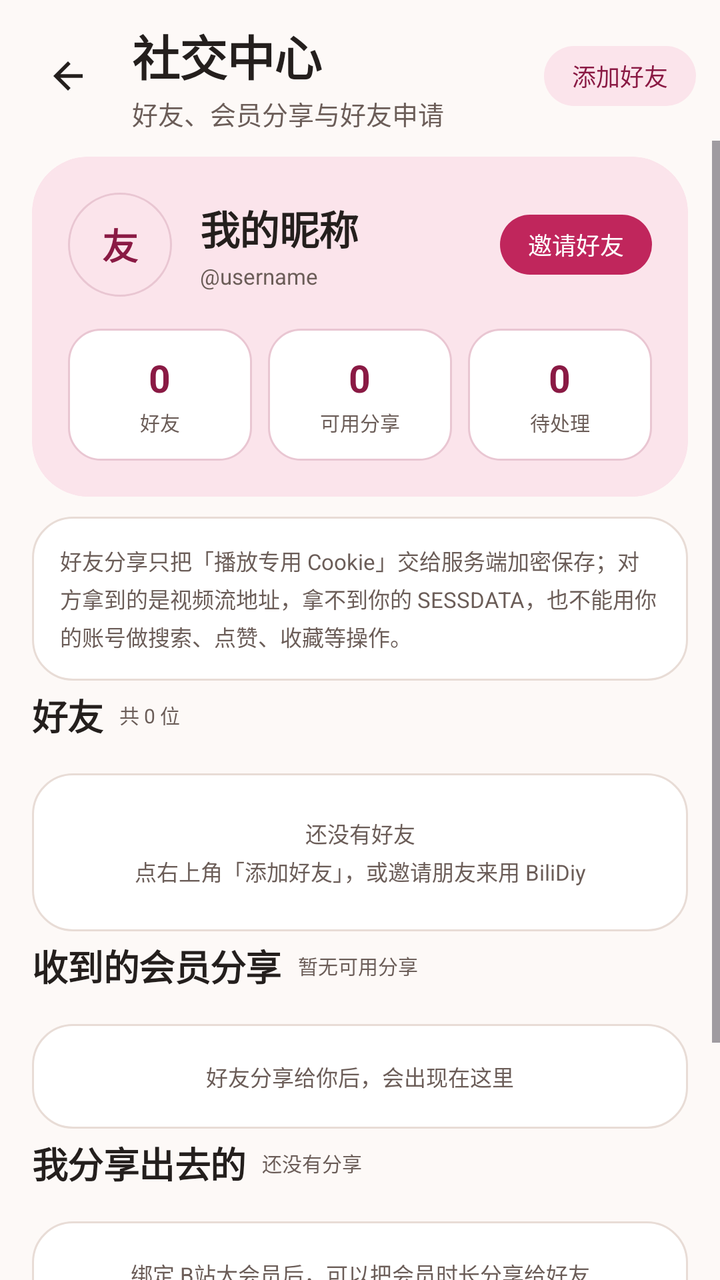
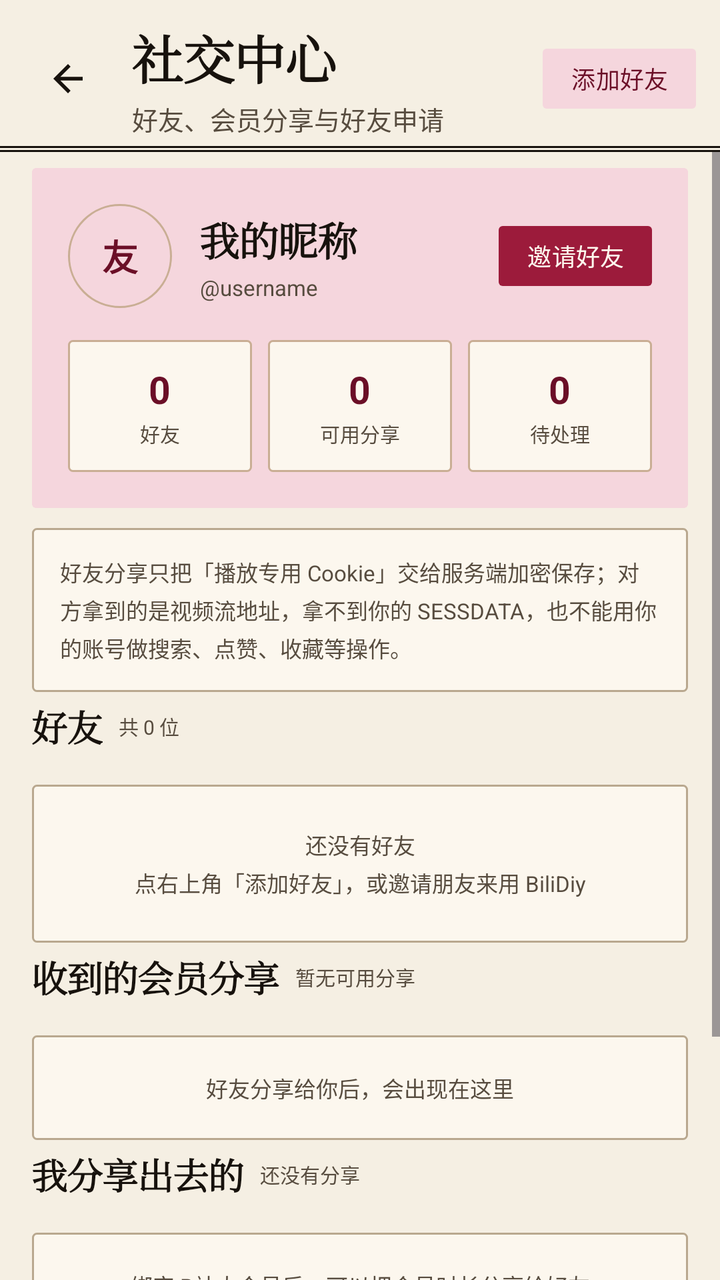

An Android layout rendered at two revisions. The XML below is the earlier revision; the diff shows what the commit changed to produce the second picture.
<!-- AndroidManifest.xml: application theme Theme.BiliDiy -->
<!-- res/layout/activity_friends.xml -->
<?xml version="1.0" encoding="utf-8"?>
<LinearLayout xmlns:android="http://schemas.android.com/apk/res/android"
    xmlns:app="http://schemas.android.com/apk/res-auto"
    android:id="@+id/pageRoot"
    android:layout_width="match_parent"
    android:layout_height="match_parent"
    android:background="@color/bg"
    android:orientation="vertical">

    <LinearLayout
        android:layout_width="match_parent"
        android:layout_height="wrap_content"
        android:gravity="center_vertical"
        android:orientation="horizontal"
        android:paddingStart="10dp"
        android:paddingTop="10dp"
        android:paddingEnd="12dp"
        android:paddingBottom="4dp">

        <com.google.android.material.button.MaterialButton
            android:id="@+id/btnBack"
            style="@style/Widget.BiliDiy.IconButton.Ghost"
            android:layout_width="48dp"
            android:layout_height="48dp"
            android:contentDescription="返回"
            app:icon="@drawable/ic_arrow_back"
            app:iconSize="22dp" />

        <LinearLayout
            android:layout_width="0dp"
            android:layout_height="wrap_content"
            android:layout_marginStart="8dp"
            android:layout_weight="1"
            android:orientation="vertical">

            <TextView
                android:layout_width="wrap_content"
                android:layout_height="wrap_content"
                android:text="社交中心"
                android:textAppearance="@style/TextAppearance.BiliDiy.Headline" />

            <TextView
                android:id="@+id/tvSocialSubtitle"
                android:layout_width="wrap_content"
                android:layout_height="wrap_content"
                android:layout_marginTop="2dp"
                android:text="好友、会员分享与好友申请"
                android:textAppearance="@style/TextAppearance.BiliDiy.BodySmall" />
        </LinearLayout>

        <com.google.android.material.button.MaterialButton
            android:id="@+id/btnAddFriend"
            style="@style/Widget.BiliDiy.Button.Tonal"
            android:layout_width="wrap_content"
            android:layout_height="38dp"
            android:minWidth="0dp"
            android:paddingStart="14dp"
            android:paddingEnd="14dp"
            android:text="添加好友"
            android:textSize="12sp" />
    </LinearLayout>

    <ScrollView
        android:layout_width="match_parent"
        android:layout_height="0dp"
        android:layout_weight="1"
        android:overScrollMode="never">

        <LinearLayout
            android:id="@+id/content"
            android:layout_width="match_parent"
            android:layout_height="wrap_content"
            android:orientation="vertical"
            android:paddingStart="16dp"
            android:paddingTop="8dp"
            android:paddingEnd="16dp"
            android:paddingBottom="28dp">

            <com.google.android.material.card.MaterialCardView
                style="@style/Widget.BiliDiy.Card.Tonal"
                android:layout_width="match_parent"
                android:layout_height="wrap_content"
                app:cardCornerRadius="28dp">

                <LinearLayout
                    android:layout_width="match_parent"
                    android:layout_height="wrap_content"
                    android:orientation="vertical"
                    android:padding="18dp">

                    <LinearLayout
                        android:layout_width="match_parent"
                        android:layout_height="wrap_content"
                        android:gravity="center_vertical"
                        android:orientation="horizontal">

                        <TextView
                            android:id="@+id/tvMyAvatar"
                            android:layout_width="52dp"
                            android:layout_height="52dp"
                            android:background="@drawable/bg_avatar_pink"
                            android:gravity="center"
                            android:text="友"
                            android:textColor="@color/pinkDeep"
                            android:textSize="18sp"
                            android:textStyle="bold" />

                        <LinearLayout
                            android:layout_width="0dp"
                            android:layout_height="wrap_content"
                            android:layout_marginStart="14dp"
                            android:layout_weight="1"
                            android:orientation="vertical">

                            <TextView
                                android:id="@+id/tvMyName"
                                android:layout_width="wrap_content"
                                android:layout_height="wrap_content"
                                android:text="我的昵称"
                                android:textAppearance="@style/TextAppearance.BiliDiy.Headline"
                                android:textSize="20sp" />

                            <TextView
                                android:id="@+id/tvMyHandle"
                                android:layout_width="wrap_content"
                                android:layout_height="wrap_content"
                                android:layout_marginTop="2dp"
                                android:text="@username"
                                android:textColor="@color/textSecondary"
                                android:textSize="11sp" />
                        </LinearLayout>

                        <com.google.android.material.button.MaterialButton
                            android:id="@+id/btnInvite"
                            style="@style/Widget.BiliDiy.Button"
                            android:layout_width="wrap_content"
                            android:layout_height="38dp"
                            android:minWidth="0dp"
                            android:paddingStart="14dp"
                            android:paddingEnd="14dp"
                            android:text="邀请好友"
                            android:textSize="12sp" />
                    </LinearLayout>

                    <LinearLayout
                        android:layout_width="match_parent"
                        android:layout_height="66dp"
                        android:layout_marginTop="16dp"
                        android:orientation="horizontal">

                        <LinearLayout
                            android:layout_width="0dp"
                            android:layout_height="match_parent"
                            android:layout_weight="1"
                            android:background="@drawable/bg_action_ghost"
                            android:gravity="center"
                            android:orientation="vertical">

                            <TextView
                                android:id="@+id/tvStatFriends"
                                android:layout_width="wrap_content"
                                android:layout_height="wrap_content"
                                android:text="0"
                                android:textColor="@color/pinkDeep"
                                android:textSize="19sp"
                                android:textStyle="bold" />

                            <TextView
                                android:layout_width="wrap_content"
                                android:layout_height="wrap_content"
                                android:layout_marginTop="2dp"
                                android:text="好友"
                                android:textColor="@color/textSecondary"
                                android:textSize="10sp" />
                        </LinearLayout>

                        <LinearLayout
                            android:layout_width="0dp"
                            android:layout_height="match_parent"
                            android:layout_marginStart="8dp"
                            android:layout_weight="1"
                            android:background="@drawable/bg_action_ghost"
                            android:gravity="center"
                            android:orientation="vertical">

                            <TextView
                                android:id="@+id/tvStatShares"
                                android:layout_width="wrap_content"
                                android:layout_height="wrap_content"
                                android:text="0"
                                android:textColor="@color/pinkDeep"
                                android:textSize="19sp"
                                android:textStyle="bold" />

                            <TextView
                                android:layout_width="wrap_content"
                                android:layout_height="wrap_content"
                                android:layout_marginTop="2dp"
                                android:text="可用分享"
                                android:textColor="@color/textSecondary"
                                android:textSize="10sp" />
                        </LinearLayout>

                        <LinearLayout
                            android:layout_width="0dp"
                            android:layout_height="match_parent"
                            android:layout_marginStart="8dp"
                            android:layout_weight="1"
                            android:background="@drawable/bg_action_ghost"
                            android:gravity="center"
                            android:orientation="vertical">

                            <TextView
                                android:id="@+id/tvStatPending"
                                android:layout_width="wrap_content"
                                android:layout_height="wrap_content"
                                android:text="0"
                                android:textColor="@color/pinkDeep"
                                android:textSize="19sp"
                                android:textStyle="bold" />

                            <TextView
                                android:layout_width="wrap_content"
                                android:layout_height="wrap_content"
                                android:layout_marginTop="2dp"
                                android:text="待处理"
                                android:textColor="@color/textSecondary"
                                android:textSize="10sp" />
                        </LinearLayout>
                    </LinearLayout>
                </LinearLayout>
            </com.google.android.material.card.MaterialCardView>

            <TextView
                android:layout_width="match_parent"
                android:layout_height="wrap_content"
                android:layout_marginTop="10dp"
                android:background="@drawable/bg_social_row"
                android:lineSpacingExtra="3dp"
                android:padding="14dp"
                android:text="好友分享只把「播放专用 Cookie」交给服务端加密保存；对方拿到的是视频流地址，拿不到你的 SESSDATA，也不能用你的账号做搜索、点赞、收藏等操作。"
                android:textColor="@color/textSecondary"
                android:textSize="11sp" />

            <LinearLayout
                android:layout_width="match_parent"
                android:layout_height="wrap_content"
                android:layout_marginTop="4dp"
                android:gravity="center_vertical"
                android:orientation="horizontal">

                <TextView
                    android:layout_width="wrap_content"
                    android:layout_height="wrap_content"
                    android:text="好友"
                    android:textAppearance="@style/TextAppearance.BiliDiy.Headline"
                    android:textSize="18sp" />

                <TextView
                    android:id="@+id/tvFriendCount"
                    android:layout_width="0dp"
                    android:layout_height="wrap_content"
                    android:layout_marginStart="8dp"
                    android:layout_weight="1"
                    android:text="共 0 位"
                    android:textColor="@color/textSecondary"
                    android:textSize="10sp" />
            </LinearLayout>

            <LinearLayout
                android:id="@+id/llFriends"
                android:layout_width="match_parent"
                android:layout_height="wrap_content"
                android:layout_marginTop="8dp"
                android:orientation="vertical" />

            <TextView
                android:id="@+id/tvFriendEmpty"
                android:layout_width="match_parent"
                android:layout_height="wrap_content"
                android:layout_marginTop="8dp"
                android:background="@drawable/bg_social_row"
                android:gravity="center"
                android:lineSpacingExtra="3dp"
                android:padding="22dp"
                android:text="还没有好友\n点右上角「添加好友」，或邀请朋友来用 BiliDiy"
                android:textColor="@color/textSecondary"
                android:textSize="11sp" />

            <LinearLayout
                android:layout_width="match_parent"
                android:layout_height="wrap_content"
                android:layout_marginTop="4dp"
                android:gravity="center_vertical"
                android:orientation="horizontal">

                <TextView
                    android:layout_width="wrap_content"
                    android:layout_height="wrap_content"
                    android:text="收到的会员分享"
                    android:textAppearance="@style/TextAppearance.BiliDiy.Headline"
                    android:textSize="18sp" />

                <TextView
                    android:id="@+id/tvIncomingCount"
                    android:layout_width="0dp"
                    android:layout_height="wrap_content"
                    android:layout_marginStart="8dp"
                    android:layout_weight="1"
                    android:text="暂无可用分享"
                    android:textColor="@color/textSecondary"
                    android:textSize="10sp" />
            </LinearLayout>

            <LinearLayout
                android:id="@+id/llIncoming"
                android:layout_width="match_parent"
                android:layout_height="wrap_content"
                android:layout_marginTop="8dp"
                android:orientation="vertical" />

            <TextView
                android:id="@+id/tvIncomingEmpty"
                android:layout_width="match_parent"
                android:layout_height="wrap_content"
                android:layout_marginTop="8dp"
                android:background="@drawable/bg_social_row"
                android:gravity="center"
                android:padding="18dp"
                android:text="好友分享给你后，会出现在这里"
                android:textColor="@color/textSecondary"
                android:textSize="11sp" />

            <LinearLayout
                android:layout_width="match_parent"
                android:layout_height="wrap_content"
                android:layout_marginTop="4dp"
                android:gravity="center_vertical"
                android:orientation="horizontal">

                <TextView
                    android:layout_width="wrap_content"
                    android:layout_height="wrap_content"
                    android:text="我分享出去的"
                    android:textAppearance="@style/TextAppearance.BiliDiy.Headline"
                    android:textSize="18sp" />

                <TextView
                    android:id="@+id/tvOutgoingCount"
                    android:layout_width="0dp"
                    android:layout_height="wrap_content"
                    android:layout_marginStart="8dp"
                    android:layout_weight="1"
                    android:text="还没有分享"
                    android:textColor="@color/textSecondary"
                    android:textSize="10sp" />
            </LinearLayout>

            <LinearLayout
                android:id="@+id/llOutgoing"
                android:layout_width="match_parent"
                android:layout_height="wrap_content"
                android:layout_marginTop="8dp"
                android:orientation="vertical" />

            <TextView
                android:id="@+id/tvOutgoingEmpty"
                android:layout_width="match_parent"
                android:layout_height="wrap_content"
                android:layout_marginTop="8dp"
                android:background="@drawable/bg_social_row"
                android:gravity="center"
                android:padding="18dp"
                android:text="绑定 B站大会员后，可以把会员时长分享给好友"
                android:textColor="@color/textSecondary"
                android:textSize="11sp" />

            <LinearLayout
                android:layout_width="match_parent"
                android:layout_height="wrap_content"
                android:layout_marginTop="4dp"
                android:gravity="center_vertical"
                android:orientation="horizontal">

                <TextView
                    android:layout_width="wrap_content"
                    android:layout_height="wrap_content"
                    android:text="好友申请"
                    android:textAppearance="@style/TextAppearance.BiliDiy.Headline"
                    android:textSize="18sp" />

                <TextView
                    android:id="@+id/tvRequestCount"
                    android:layout_width="0dp"
                    android:layout_height="wrap_content"
                    android:layout_marginStart="8dp"
                    android:layout_weight="1"
                    android:text="暂无申请"
                    android:textColor="@color/textSecondary"
                    android:textSize="10sp" />
            </LinearLayout>

            <LinearLayout
                android:id="@+id/llRequests"
                android:layout_width="match_parent"
                android:layout_height="wrap_content"
                android:layout_marginTop="8dp"
                android:orientation="vertical" />

            <TextView
                android:id="@+id/tvRequestEmpty"
                android:layout_width="match_parent"
                android:layout_height="wrap_content"
                android:layout_marginTop="8dp"
                android:background="@drawable/bg_social_row"
                android:gravity="center"
                android:padding="18dp"
                android:text="收到好友申请后会显示在这里"
                android:textColor="@color/textSecondary"
                android:textSize="11sp" />
        </LinearLayout>
    </ScrollView>
</LinearLayout>
<!-- resources referenced by this layout -->
<resources>
  <color name="bg">#FDF9F7</color>
  <color name="pinkDeep">@color/onPrimaryContainer</color>
  <color name="textSecondary">#6B5D58</color>
  <!-- drawable bg_action_ghost (drawable) -->
  <?xml version="1.0" encoding="utf-8"?>
  <shape xmlns:android="http://schemas.android.com/apk/res/android" android:shape="rectangle">
      <solid android:color="@color/surface" />
      <stroke android:width="1dp" android:color="@color/pinkBorder" />
      <corners android:radius="16dp" />
  </shape>
  <!-- drawable bg_social_row (drawable) -->
  <?xml version="1.0" encoding="utf-8"?>
  <shape xmlns:android="http://schemas.android.com/apk/res/android" android:shape="rectangle">
      <solid android:color="@color/surface" />
      <stroke android:width="1dp" android:color="@color/line" />
      <corners android:radius="20dp" />
  </shape>
  <style name="TextAppearance.BiliDiy.BodySmall">
          <item name="android:textSize">13sp</item>
          <item name="android:textColor">@color/textSecondary</item>
          <item name="android:lineSpacingMultiplier">1.15</item>
      </style>
  <style name="TextAppearance.BiliDiy.Headline">
          <item name="android:textSize">24sp</item>
          <item name="android:textStyle">bold</item>
          <item name="android:textColor">@color/textMain</item>
          <item name="android:letterSpacing">-0.01</item>
          <item name="android:lineSpacingMultiplier">1.1</item>
          <item name="android:includeFontPadding">false</item>
      </style>
  <style name="Widget.BiliDiy.Button" parent="Widget.Material3.Button">
          <item name="cornerRadius">@dimen/radius_pill</item>
          <item name="android:minHeight">@dimen/touch_target</item>
          <item name="android:textSize">15sp</item>
          <item name="android:textAllCaps">false</item>
          <item name="android:letterSpacing">0</item>
          <item name="android:textColor">@color/onPrimary</item>
          <item name="backgroundTint">@color/primary</item>
      </style>
  <style name="Widget.BiliDiy.Card.Tonal">
          <item name="cardBackgroundColor">@color/primaryContainer</item>
          <item name="strokeColor">@color/primaryContainer</item>
      </style>
  <style name="Widget.BiliDiy.IconButton.Ghost">
          <item name="backgroundTint">@android:color/transparent</item>
          <item name="iconTint">@color/textMain</item>
      </style>
  <color name="onPrimaryContainer">#8A1A44</color>
  <color name="surface">#FFFFFF</color>
  <color name="pinkBorder">#E9C6D2</color>
  <color name="pinkLight">@color/primaryContainer</color>
  <color name="line">#E8DCD6</color>
  <color name="textMain">#241F1D</color>
  <dimen name="radius_pill">999dp</dimen>
  <dimen name="touch_target">48dp</dimen>
  <color name="onPrimary">#FFFFFF</color>
  <color name="primary">#C0265C</color>
  <color name="primaryContainer">#FBE4EB</color>
  <color name="peach">#8A6A12</color>
  <color name="ok">#2E7D48</color>
  <color name="surfaceContainer">#F6EFEC</color>
  <color name="surfaceContainerHigh">#EFE5E1</color>
  <color name="bad">#C0392B</color>
  <!-- unchanged entries left out for length: 4 -->
</resources>

<!-- the commit's change to res/layout/activity_friends.xml (unified diff, before → after) -->
@@ -60,6 +60,10 @@
             android:textSize="12sp" />
     </LinearLayout>
 
+    <View
+        android:layout_width="match_parent"
+        android:layout_height="3dp"
+        android:background="@drawable/bg_rule_double" />
     <ScrollView
         android:layout_width="match_parent"
         android:layout_height="0dp"
@@ -80,7 +84,7 @@
                 style="@style/Widget.BiliDiy.Card.Tonal"
                 android:layout_width="match_parent"
                 android:layout_height="wrap_content"
-                app:cardCornerRadius="28dp">
+                app:cardCornerRadius="2dp">
 
                 <LinearLayout
                     android:layout_width="match_parent"
<!-- resource entries referenced after the edit -->
@@ -1,41 +1,60 @@
 <!-- resources referenced by this layout -->
 <resources>
-  <color name="bg">#FDF9F7</color>
+  <color name="bg">#F5EFE3</color>
   <color name="pinkDeep">@color/onPrimaryContainer</color>
-  <color name="textSecondary">#6B5D58</color>
+  <color name="textSecondary">#574C3F</color>
   <!-- drawable bg_action_ghost (drawable) -->
   <?xml version="1.0" encoding="utf-8"?>
   <shape xmlns:android="http://schemas.android.com/apk/res/android" android:shape="rectangle">
       <solid android:color="@color/surface" />
       <stroke android:width="1dp" android:color="@color/pinkBorder" />
-      <corners android:radius="16dp" />
+      <corners android:radius="2dp" />
   </shape>
+  <!-- drawable bg_rule_double (drawable) -->
+  <?xml version="1.0" encoding="utf-8"?>
+  <layer-list xmlns:android="http://schemas.android.com/apk/res/android">
+      <item android:gravity="top">
+          <shape android:shape="rectangle">
+              <size android:height="1dp" />
+              <solid android:color="@color/textMain" />
+          </shape>
+      </item>
+      <item android:gravity="bottom">
+          <shape android:shape="rectangle">
+              <size android:height="1dp" />
+              <solid android:color="@color/textMain" />
+          </shape>
+      </item>
+  </layer-list>
   <!-- drawable bg_social_row (drawable) -->
   <?xml version="1.0" encoding="utf-8"?>
   <shape xmlns:android="http://schemas.android.com/apk/res/android" android:shape="rectangle">
       <solid android:color="@color/surface" />
       <stroke android:width="1dp" android:color="@color/line" />
-      <corners android:radius="20dp" />
+      <corners android:radius="2dp" />
   </shape>
   <style name="TextAppearance.BiliDiy.BodySmall">
+          <item name="android:fontFamily">sans-serif</item>
           <item name="android:textSize">13sp</item>
           <item name="android:textColor">@color/textSecondary</item>
-          <item name="android:lineSpacingMultiplier">1.15</item>
+          <item name="android:lineSpacingMultiplier">1.2</item>
       </style>
   <style name="TextAppearance.BiliDiy.Headline">
-          <item name="android:textSize">24sp</item>
+          <item name="android:fontFamily">serif</item>
+          <item name="android:textSize">26sp</item>
           <item name="android:textStyle">bold</item>
           <item name="android:textColor">@color/textMain</item>
-          <item name="android:letterSpacing">-0.01</item>
+          <item name="android:letterSpacing">-0.02</item>
           <item name="android:lineSpacingMultiplier">1.1</item>
           <item name="android:includeFontPadding">false</item>
       </style>
   <style name="Widget.BiliDiy.Button" parent="Widget.Material3.Button">
-          <item name="cornerRadius">@dimen/radius_pill</item>
+          <item name="cornerRadius">2dp</item>
           <item name="android:minHeight">@dimen/touch_target</item>
           <item name="android:textSize">15sp</item>
+          <item name="android:fontFamily">sans-serif</item>
           <item name="android:textAllCaps">false</item>
-          <item name="android:letterSpacing">0</item>
+          <item name="android:letterSpacing">0.01</item>
           <item name="android:textColor">@color/onPrimary</item>
           <item name="backgroundTint">@color/primary</item>
       </style>
@@ -47,22 +66,21 @@
           <item name="backgroundTint">@android:color/transparent</item>
           <item name="iconTint">@color/textMain</item>
       </style>
-  <color name="onPrimaryContainer">#8A1A44</color>
-  <color name="surface">#FFFFFF</color>
-  <color name="pinkBorder">#E9C6D2</color>
+  <color name="onPrimaryContainer">#6B0F27</color>
+  <color name="surface">#FCF7EE</color>
+  <color name="pinkBorder">#C9AE94</color>
   <color name="pinkLight">@color/primaryContainer</color>
-  <color name="line">#E8DCD6</color>
-  <color name="textMain">#241F1D</color>
-  <dimen name="radius_pill">999dp</dimen>
+  <color name="line">#B9A88F</color>
+  <color name="textMain">#17120D</color>
   <dimen name="touch_target">48dp</dimen>
-  <color name="onPrimary">#FFFFFF</color>
-  <color name="primary">#C0265C</color>
-  <color name="primaryContainer">#FBE4EB</color>
-  <color name="peach">#8A6A12</color>
-  <color name="ok">#2E7D48</color>
-  <color name="surfaceContainer">#F6EFEC</color>
-  <color name="surfaceContainerHigh">#EFE5E1</color>
-  <color name="bad">#C0392B</color>
+  <color name="onPrimary">#FFF8EE</color>
+  <color name="primary">#9C1B3B</color>
+  <color name="primaryContainer">#F5D6DD</color>
+  <color name="peach">#8A5A00</color>
+  <color name="ok">#2E6B49</color>
+  <color name="surfaceContainer">#E8DECD</color>
+  <color name="surfaceContainerHigh">#DCD0BC</color>
+  <color name="bad">#A2261D</color>
   <!-- unchanged entries left out for length: 4 -->
 </resources>
 
